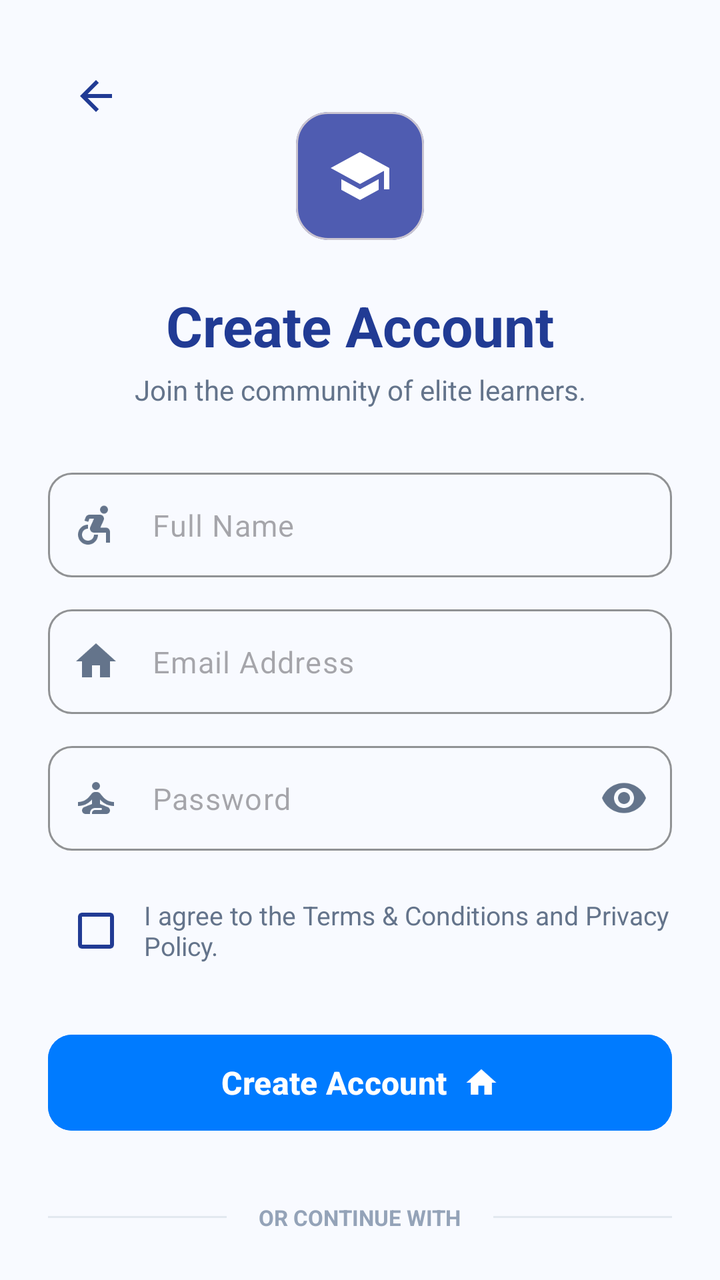
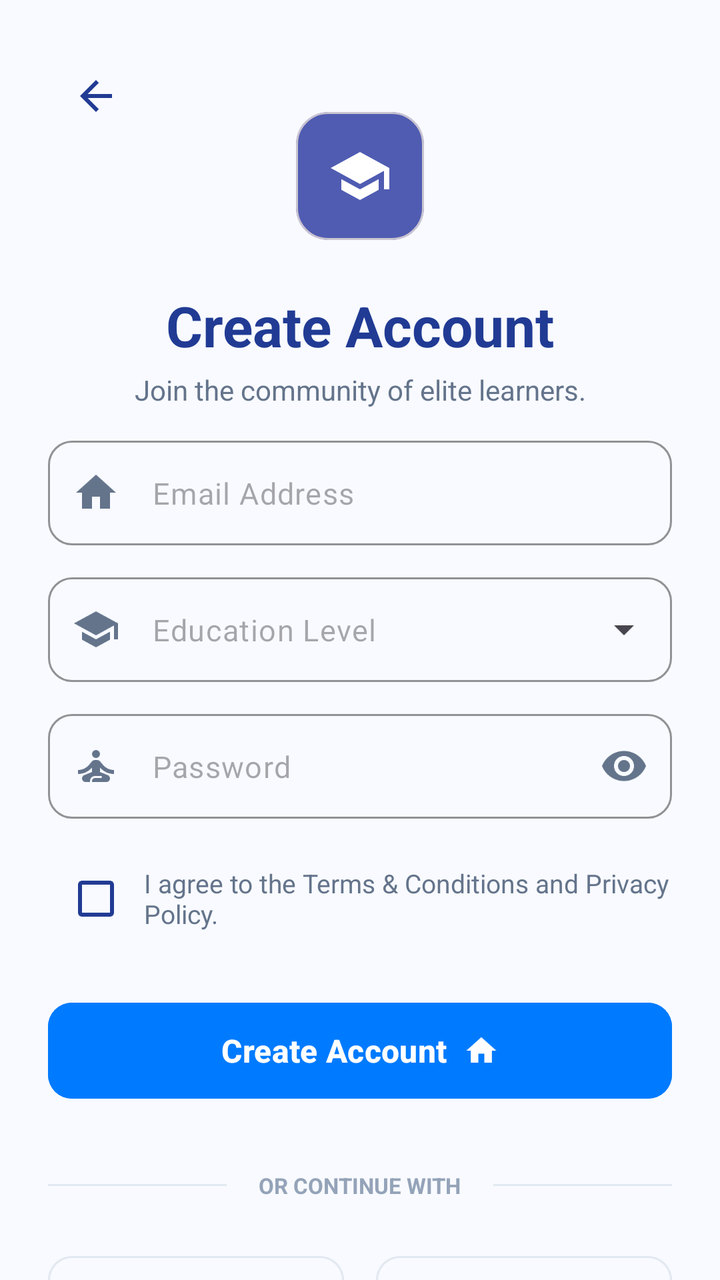

An Android layout rendered at two revisions. The XML below is the earlier revision; the diff shows what the commit changed to produce the second picture.
<!-- AndroidManifest.xml: application theme Theme.Aistudymentor -->
<!-- res/layout/activity_sign_up.xml -->
<?xml version="1.0" encoding="utf-8"?>
<androidx.core.widget.NestedScrollView xmlns:android="http://schemas.android.com/apk/res/android"
    xmlns:app="http://schemas.android.com/apk/res-auto"
    xmlns:tools="http://schemas.android.com/tools"
    android:id="@+id/main"
    android:layout_width="match_parent"
    android:layout_height="match_parent"
    android:background="#F8FAFF"
    android:fillViewport="true">

    <androidx.constraintlayout.widget.ConstraintLayout
        android:layout_width="match_parent"
        android:layout_height="wrap_content"
        android:padding="24dp">

        <ImageButton
            android:id="@+id/btnBack"
            android:layout_width="48dp"
            android:layout_height="48dp"
            android:background="?attr/selectableItemBackgroundBorderless"
            android:contentDescription="Back to Login"
            android:src="@drawable/ic_back"
            app:layout_constraintStart_toStartOf="parent"
            app:layout_constraintTop_toTopOf="parent"
            app:tint="#213B94" />

        
        <com.google.android.material.card.MaterialCardView
            android:id="@+id/cardLogo"
            android:layout_width="64dp"
            android:layout_height="64dp"
            android:layout_marginTop="32dp"
            app:cardBackgroundColor="#4F5CB1"
            app:cardCornerRadius="16dp"
            app:cardElevation="0dp"
            app:layout_constraintEnd_toEndOf="parent"
            app:layout_constraintStart_toStartOf="parent"
            app:layout_constraintTop_toTopOf="parent">

            <ImageView
                android:layout_width="32dp"
                android:layout_height="32dp"
                android:layout_gravity="center"
                android:src="@drawable/ic_cap"
                android:contentDescription="StudyMentor Logo" />
        </com.google.android.material.card.MaterialCardView>

        <TextView
            android:id="@+id/tvCreateAccount"
            android:layout_width="wrap_content"
            android:layout_height="wrap_content"
            android:layout_marginTop="24dp"
            android:text="Create Account"
            android:textColor="#213B94"
            android:textSize="28sp"
            android:textStyle="bold"
            app:layout_constraintEnd_toEndOf="parent"
            app:layout_constraintStart_toStartOf="parent"
            app:layout_constraintTop_toBottomOf="@id/cardLogo" />

        <TextView
            android:id="@+id/tvSignUpSubtitle"
            android:layout_width="wrap_content"
            android:layout_height="wrap_content"
            android:layout_marginTop="4dp"
            android:gravity="center"
            android:text="Join the community of elite learners."
            android:textColor="#64748B"
            android:textSize="14sp"
            app:layout_constraintEnd_toEndOf="parent"
            app:layout_constraintStart_toStartOf="parent"
            app:layout_constraintTop_toBottomOf="@id/tvCreateAccount" />

        
        <com.google.android.material.textfield.TextInputLayout
            android:id="@+id/tilFullName"
            style="@style/Widget.Material3.TextInputLayout.OutlinedBox"
            android:layout_width="match_parent"
            android:layout_height="wrap_content"
            android:layout_marginTop="32dp"
            app:boxCornerRadiusBottomEnd="12dp"
            app:boxCornerRadiusBottomStart="12dp"
            app:boxCornerRadiusTopEnd="12dp"
            app:boxCornerRadiusTopStart="12dp"
            app:boxStrokeColor="#E2E8F0"
            app:hintEnabled="false"
            app:layout_constraintTop_toBottomOf="@id/tvSignUpSubtitle"
            app:startIconDrawable="@drawable/outline_accessible_forward_24"
            app:startIconTint="#64748B">

            <com.google.android.material.textfield.TextInputEditText
                android:id="@+id/etFullName"
                android:layout_width="match_parent"
                android:layout_height="wrap_content"
                android:hint="Full Name"
                android:inputType="textPersonName"
                android:padding="16dp"
                android:textColor="#1E293B"
                android:textSize="15sp" />
        </com.google.android.material.textfield.TextInputLayout>

        <com.google.android.material.textfield.TextInputLayout
            android:id="@+id/tilEmail"
            style="@style/Widget.Material3.TextInputLayout.OutlinedBox"
            android:layout_width="match_parent"
            android:layout_height="wrap_content"
            android:layout_marginTop="16dp"
            app:boxCornerRadiusBottomEnd="12dp"
            app:boxCornerRadiusBottomStart="12dp"
            app:boxCornerRadiusTopEnd="12dp"
            app:boxCornerRadiusTopStart="12dp"
            app:boxStrokeColor="#E2E8F0"
            app:hintEnabled="false"
            app:layout_constraintTop_toBottomOf="@id/tilFullName"
            app:startIconDrawable="@drawable/baseline_home_24"
            app:startIconTint="#64748B">

            <com.google.android.material.textfield.TextInputEditText
                android:id="@+id/etEmail"
                android:layout_width="match_parent"
                android:layout_height="wrap_content"
                android:hint="Email Address"
                android:inputType="textEmailAddress"
                android:padding="16dp"
                android:textColor="#1E293B"
                android:textSize="15sp" />
        </com.google.android.material.textfield.TextInputLayout>

        <com.google.android.material.textfield.TextInputLayout
            android:id="@+id/tilPassword"
            style="@style/Widget.Material3.TextInputLayout.OutlinedBox"
            android:layout_width="match_parent"
            android:layout_height="wrap_content"
            android:layout_marginTop="16dp"
            app:boxCornerRadiusBottomEnd="12dp"
            app:boxCornerRadiusBottomStart="12dp"
            app:boxCornerRadiusTopEnd="12dp"
            app:boxCornerRadiusTopStart="12dp"
            app:boxStrokeColor="#E2E8F0"
            app:hintEnabled="false"
            app:layout_constraintTop_toBottomOf="@id/tilEmail"
            app:passwordToggleEnabled="true"
            app:passwordToggleTint="#64748B"
            app:startIconDrawable="@drawable/baseline_self_improvement_24"
            app:startIconTint="#64748B">

            <com.google.android.material.textfield.TextInputEditText
                android:id="@+id/etPassword"
                android:layout_width="match_parent"
                android:layout_height="wrap_content"
                android:hint="Password"
                android:inputType="textPassword"
                android:padding="16dp"
                android:textColor="#1E293B"
                android:textSize="15sp" />
        </com.google.android.material.textfield.TextInputLayout>

        
        <LinearLayout
            android:id="@+id/layoutTerms"
            android:layout_width="match_parent"
            android:layout_height="wrap_content"
            android:layout_marginTop="16dp"
            android:gravity="center_vertical"
            android:orientation="horizontal"
            app:layout_constraintTop_toBottomOf="@id/tilPassword">

            <CheckBox
                android:id="@+id/cbTerms"
                android:layout_width="wrap_content"
                android:layout_height="wrap_content"
                android:buttonTint="#213B94" />

            <TextView
                android:id="@+id/tvTerms"
                android:layout_width="wrap_content"
                android:layout_height="wrap_content"
                android:text="I agree to the Terms &amp; Conditions and Privacy Policy."
                android:textColor="#64748B"
                android:textSize="13sp" />
        </LinearLayout>

        <com.google.android.material.button.MaterialButton
            android:id="@+id/btnSignUp"
            android:layout_width="match_parent"
            android:layout_height="56dp"
            android:layout_marginTop="24dp"
            android:backgroundTint="#007BFF"
            android:text="Create Account"
            android:textAllCaps="false"
            android:textSize="16sp"
            android:textStyle="bold"
            app:cornerRadius="12dp"
            app:icon="@drawable/baseline_home_24"
            app:iconGravity="textEnd"
            app:layout_constraintTop_toBottomOf="@id/layoutTerms" />

        
        <LinearLayout
            android:id="@+id/layoutOr"
            android:layout_width="match_parent"
            android:layout_height="wrap_content"
            android:layout_marginTop="32dp"
            android:gravity="center"
            android:orientation="horizontal"
            app:layout_constraintTop_toBottomOf="@id/btnSignUp">

            <View
                android:layout_width="0dp"
                android:layout_height="1dp"
                android:layout_weight="1"
                android:background="#E2E8F0" />

            <TextView
                android:layout_width="wrap_content"
                android:layout_height="wrap_content"
                android:layout_marginHorizontal="16dp"
                android:text="OR CONTINUE WITH"
                android:textColor="#94A3B8"
                android:textSize="11sp"
                android:textStyle="bold" />

            <View
                android:layout_width="0dp"
                android:layout_height="1dp"
                android:layout_weight="1"
                android:background="#E2E8F0" />
        </LinearLayout>

        <LinearLayout
            android:id="@+id/layoutSocial"
            android:layout_width="match_parent"
            android:layout_height="wrap_content"
            android:layout_marginTop="24dp"
            android:orientation="horizontal"
            app:layout_constraintTop_toBottomOf="@id/layoutOr">

            <com.google.android.material.button.MaterialButton
                android:id="@+id/btnGoogle"
                style="@style/Widget.Material3.Button.OutlinedButton"
                android:layout_width="0dp"
                android:layout_height="56dp"
                android:layout_marginEnd="8dp"
                android:layout_weight="1"
                android:text="Google"
                android:textAllCaps="false"
                android:textColor="#1E293B"
                app:cornerRadius="12dp"
                app:icon="@drawable/ic_google"
                app:iconTint="@null"
                app:strokeColor="#E2E8F0" />

            <com.google.android.material.button.MaterialButton
                android:id="@+id/btnFacebook"
                style="@style/Widget.Material3.Button.OutlinedButton"
                android:layout_width="0dp"
                android:layout_height="56dp"
                android:layout_marginStart="8dp"
                android:layout_weight="1"
                android:text="Facebook"
                android:textAllCaps="false"
                android:textColor="#1E293B"
                app:cornerRadius="12dp"
                app:icon="@drawable/ic_facebook"
                app:iconTint="@null"
                app:strokeColor="#E2E8F0" />
        </LinearLayout>

        <LinearLayout
            android:layout_width="wrap_content"
            android:layout_height="wrap_content"
            android:layout_marginTop="32dp"
            android:layout_marginBottom="24dp"
            android:orientation="horizontal"
            app:layout_constraintBottom_toBottomOf="parent"
            app:layout_constraintEnd_toEndOf="parent"
            app:layout_constraintStart_toStartOf="parent"
            app:layout_constraintTop_toBottomOf="@id/layoutSocial">

            <TextView
                android:layout_width="wrap_content"
                android:layout_height="wrap_content"
                android:text="Already have an account? "
                android:textColor="#64748B"
                android:textSize="14sp" />

            <TextView
                android:id="@+id/tvSignInLink"
                android:layout_width="wrap_content"
                android:layout_height="wrap_content"
                android:text="Sign In"
                android:textColor="#213B94"
                android:textSize="14sp"
                android:textStyle="bold" />
        </LinearLayout>

    </androidx.constraintlayout.widget.ConstraintLayout>
</androidx.core.widget.NestedScrollView>
<!-- resources referenced by this layout -->
<resources>
  <!-- drawable baseline_home_24 (drawable) -->
  <vector xmlns:android="http://schemas.android.com/apk/res/android" android:height="24dp" android:tint="#000000" android:viewportHeight="24" android:viewportWidth="24" android:width="24dp">
        
      <path android:fillColor="@android:color/white" android:pathData="M10,20v-6h4v6h5v-8h3L12,3 2,12h3v8z"/>
      
  </vector>
  <!-- drawable baseline_self_improvement_24 (drawable) -->
  <vector xmlns:android="http://schemas.android.com/apk/res/android" android:height="24dp" android:tint="#000000" android:viewportHeight="24" android:viewportWidth="24" android:width="24dp">
        
      <path android:fillColor="@android:color/white" android:pathData="M12,6m-2,0a2,2 0,1 1,4 0a2,2 0,1 1,-4 0"/>
        
      <path android:fillColor="@android:color/white" android:pathData="M21,16v-2c-2.24,0 -4.16,-0.96 -5.6,-2.68l-1.34,-1.6C13.68,9.26 13.12,9 12.53,9h-1.05c-0.59,0 -1.15,0.26 -1.53,0.72l-1.34,1.6C7.16,13.04 5.24,14 3,14v2c2.77,0 5.19,-1.17 7,-3.25V15l-3.88,1.55C5.45,16.82 5,17.48 5,18.21C5,19.2 5.8,20 6.79,20H9v-0.5c0,-1.38 1.12,-2.5 2.5,-2.5h3c0.28,0 0.5,0.22 0.5,0.5S14.78,18 14.5,18h-3c-0.83,0 -1.5,0.67 -1.5,1.5V20h7.21C18.2,20 19,19.2 19,18.21c0,-0.73 -0.45,-1.39 -1.12,-1.66L14,15v-2.25C15.81,14.83 18.23,16 21,16z"/>
      
  </vector>
  <!-- drawable ic_back (drawable) -->
  <vector xmlns:android="http://schemas.android.com/apk/res/android"
      android:width="24dp"
      android:height="24dp"
      android:viewportWidth="24"
      android:viewportHeight="24">
    <path
        android:fillColor="#FF000000"
        android:pathData="M20,11H7.83l5.59,-5.59L12,4l-8,8 8,8 1.41,-1.41L7.83,13H20v-2z"/>
  </vector>
  <!-- drawable ic_cap (drawable) -->
  <vector xmlns:android="http://schemas.android.com/apk/res/android"
      android:width="24dp"
      android:height="24dp"
      android:viewportWidth="24"
      android:viewportHeight="24">
    <path
        android:fillColor="#FFFFFF"
        android:pathData="M5,13.18v4L12,21l7,-3.82v-4L12,17l-7,-3.82zM12,3L1,9l11,6 9,-4.91V17h2V9L12,3z"/>
  </vector>
  <!-- drawable ic_facebook (drawable) -->
  <vector xmlns:android="http://schemas.android.com/apk/res/android"
      android:width="24dp"
      android:height="24dp"
      android:viewportWidth="24"
      android:viewportHeight="24">
    <path
        android:fillColor="#1877F2"
        android:pathData="M24,12.07C24,5.41 18.63,0 12,0S0,5.41 0,12.07c0,6.03 4.42,11.02 10.22,11.94V15.56H7.33V12.07H10.22V9.41c0,-2.85 1.7,-4.43 4.29,-4.43c1.24,0 2.54,0.22 2.54,0.22v2.8h-1.43c-1.41,0 -1.85,0.88 -1.85,1.78v2.29h3.15l-0.5,3.49h-2.65V24C19.58,23.09 24,18.1 24,12.07z"/>
  </vector>
  <!-- drawable outline_accessible_forward_24 (drawable) -->
  <vector xmlns:android="http://schemas.android.com/apk/res/android" android:height="24dp" android:tint="#000000" android:viewportHeight="960" android:viewportWidth="960" android:width="24dp">
        
      <path android:fillColor="@android:color/white" android:pathData="M320,880Q237,880 178.5,821.5Q120,763 120,680Q120,597 178.5,538.5Q237,480 320,480L320,560Q270,560 235,595Q200,630 200,680Q200,730 235,765Q270,800 320,800Q370,800 405,765Q440,730 440,680L520,680Q520,763 461.5,821.5Q403,880 320,880ZM680,840L680,640Q680,640 680,640Q680,640 680,640L440,640Q396,640 372,602.5Q348,565 366,524L440,360L349,360L325,422L248,400L276,328Q285,305 305.5,292.5Q326,280 350,280L558,280Q603,280 626.5,316.5Q650,353 632,394L566,540L680,540Q713,540 736.5,563.5Q760,587 760,620L760,840L680,840ZM583.5,236.5Q560,213 560,180Q560,147 583.5,123.5Q607,100 640,100Q673,100 696.5,123.5Q720,147 720,180Q720,213 696.5,236.5Q673,260 640,260Q607,260 583.5,236.5Z"/>
      
  </vector>
  <style name="Theme.Aistudymentor" parent="Base.Theme.Aistudymentor" />
  <style name="Base.Theme.Aistudymentor" parent="Theme.Material3.DayNight.NoActionBar">
          
          
      </style>
  <!-- unchanged entries left out for length: 1 -->
</resources>

<!-- the commit's change to res/layout/activity_sign_up.xml (unified diff, before → after) -->
@@ -72,12 +72,13 @@
             app:layout_constraintTop_toBottomOf="@id/tvCreateAccount" />
 
         
+
         <com.google.android.material.textfield.TextInputLayout
-            android:id="@+id/tilFullName"
+            android:id="@+id/tilEmail"
             style="@style/Widget.Material3.TextInputLayout.OutlinedBox"
             android:layout_width="match_parent"
             android:layout_height="wrap_content"
-            android:layout_marginTop="32dp"
+            android:layout_marginTop="16dp"
             app:boxCornerRadiusBottomEnd="12dp"
             app:boxCornerRadiusBottomStart="12dp"
             app:boxCornerRadiusTopEnd="12dp"
@@ -85,33 +86,6 @@
             app:boxStrokeColor="#E2E8F0"
             app:hintEnabled="false"
             app:layout_constraintTop_toBottomOf="@id/tvSignUpSubtitle"
-            app:startIconDrawable="@drawable/outline_accessible_forward_24"
-            app:startIconTint="#64748B">
-
-            <com.google.android.material.textfield.TextInputEditText
-                android:id="@+id/etFullName"
-                android:layout_width="match_parent"
-                android:layout_height="wrap_content"
-                android:hint="Full Name"
-                android:inputType="textPersonName"
-                android:padding="16dp"
-                android:textColor="#1E293B"
-                android:textSize="15sp" />
-        </com.google.android.material.textfield.TextInputLayout>
-
-        <com.google.android.material.textfield.TextInputLayout
-            android:id="@+id/tilEmail"
-            style="@style/Widget.Material3.TextInputLayout.OutlinedBox"
-            android:layout_width="match_parent"
-            android:layout_height="wrap_content"
-            android:layout_marginTop="16dp"
-            app:boxCornerRadiusBottomEnd="12dp"
-            app:boxCornerRadiusBottomStart="12dp"
-            app:boxCornerRadiusTopEnd="12dp"
-            app:boxCornerRadiusTopStart="12dp"
-            app:boxStrokeColor="#E2E8F0"
-            app:hintEnabled="false"
-            app:layout_constraintTop_toBottomOf="@id/tilFullName"
             app:startIconDrawable="@drawable/baseline_home_24"
             app:startIconTint="#64748B">
 
@@ -127,8 +101,8 @@
         </com.google.android.material.textfield.TextInputLayout>
 
         <com.google.android.material.textfield.TextInputLayout
-            android:id="@+id/tilPassword"
-            style="@style/Widget.Material3.TextInputLayout.OutlinedBox"
+            android:id="@+id/tilEducationLevel"
+            style="@style/Widget.Material3.TextInputLayout.OutlinedBox.ExposedDropdownMenu"
             android:layout_width="match_parent"
             android:layout_height="wrap_content"
             android:layout_marginTop="16dp"
@@ -139,6 +113,33 @@
             app:boxStrokeColor="#E2E8F0"
             app:hintEnabled="false"
             app:layout_constraintTop_toBottomOf="@id/tilEmail"
+            app:startIconDrawable="@drawable/ic_cap"
+            app:startIconTint="#64748B">
+
+            <AutoCompleteTextView
+                android:id="@+id/actvEducationLevel"
+                android:layout_width="match_parent"
+                android:layout_height="wrap_content"
+                android:hint="Education Level"
+                android:inputType="none"
+                android:padding="16dp"
+                android:textColor="#1E293B"
+                android:textSize="15sp" />
+        </com.google.android.material.textfield.TextInputLayout>
+
+        <com.google.android.material.textfield.TextInputLayout
+            android:id="@+id/tilPassword"
+            style="@style/Widget.Material3.TextInputLayout.OutlinedBox"
+            android:layout_width="match_parent"
+            android:layout_height="wrap_content"
+            android:layout_marginTop="16dp"
+            app:boxCornerRadiusBottomEnd="12dp"
+            app:boxCornerRadiusBottomStart="12dp"
+            app:boxCornerRadiusTopEnd="12dp"
+            app:boxCornerRadiusTopStart="12dp"
+            app:boxStrokeColor="#E2E8F0"
+            app:hintEnabled="false"
+            app:layout_constraintTop_toBottomOf="@id/tilEducationLevel"
             app:passwordToggleEnabled="true"
             app:passwordToggleTint="#64748B"
             app:startIconDrawable="@drawable/baseline_self_improvement_24"
<!-- resource entries referenced after the edit -->
@@ -44,12 +44,6 @@
         android:fillColor="#1877F2"
         android:pathData="M24,12.07C24,5.41 18.63,0 12,0S0,5.41 0,12.07c0,6.03 4.42,11.02 10.22,11.94V15.56H7.33V12.07H10.22V9.41c0,-2.85 1.7,-4.43 4.29,-4.43c1.24,0 2.54,0.22 2.54,0.22v2.8h-1.43c-1.41,0 -1.85,0.88 -1.85,1.78v2.29h3.15l-0.5,3.49h-2.65V24C19.58,23.09 24,18.1 24,12.07z"/>
   </vector>
-  <!-- drawable outline_accessible_forward_24 (drawable) -->
-  <vector xmlns:android="http://schemas.android.com/apk/res/android" android:height="24dp" android:tint="#000000" android:viewportHeight="960" android:viewportWidth="960" android:width="24dp">
-        
-      <path android:fillColor="@android:color/white" android:pathData="M320,880Q237,880 178.5,821.5Q120,763 120,680Q120,597 178.5,538.5Q237,480 320,480L320,560Q270,560 235,595Q200,630 200,680Q200,730 235,765Q270,800 320,800Q370,800 405,765Q440,730 440,680L520,680Q520,763 461.5,821.5Q403,880 320,880ZM680,840L680,640Q680,640 680,640Q680,640 680,640L440,640Q396,640 372,602.5Q348,565 366,524L440,360L349,360L325,422L248,400L276,328Q285,305 305.5,292.5Q326,280 350,280L558,280Q603,280 626.5,316.5Q650,353 632,394L566,540L680,540Q713,540 736.5,563.5Q760,587 760,620L760,840L680,840ZM583.5,236.5Q560,213 560,180Q560,147 583.5,123.5Q607,100 640,100Q673,100 696.5,123.5Q720,147 720,180Q720,213 696.5,236.5Q673,260 640,260Q607,260 583.5,236.5Z"/>
-      
-  </vector>
   <style name="Theme.Aistudymentor" parent="Base.Theme.Aistudymentor" />
   <style name="Base.Theme.Aistudymentor" parent="Theme.Material3.DayNight.NoActionBar">
           
